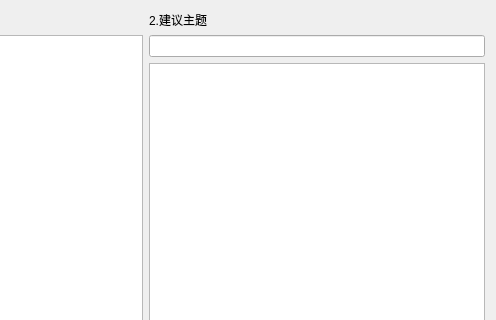
Qt form Bodystat/ui/assigndownloadwidget.ui (hym-dn/Bodystat) before a commit; both pictures show x 204 to 700 and y 0 to 320 of the 700 by 500 pixel window.
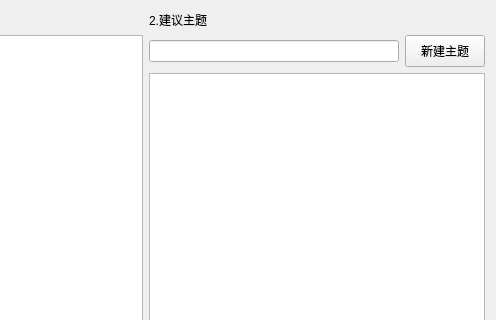
The same form after that commit.

Commit message: 【分配】界面增加【新建主题】功能。

What changed in the file:
```diff
--- a/Bodystat/ui/assigndownloadwidget.ui
+++ b/Bodystat/ui/assigndownloadwidget.ui
@@ -60,7 +60,36 @@
       </widget>
      </item>
      <item>
-      <widget class="QLineEdit" name="_filterLineEdit"/>
+      <layout class="QHBoxLayout" name="horizontalLayout_3">
+       <property name="leftMargin">
+        <number>0</number>
+       </property>
+       <property name="topMargin">
+        <number>0</number>
+       </property>
+       <property name="rightMargin">
+        <number>0</number>
+       </property>
+       <property name="bottomMargin">
+        <number>0</number>
+       </property>
+       <item>
+        <widget class="QLineEdit" name="_filterLineEdit"/>
+       </item>
+       <item>
+        <widget class="QPushButton" name="_newSubjPushButton">
+         <property name="minimumSize">
+          <size>
+           <width>0</width>
+           <height>32</height>
+          </size>
+         </property>
+         <property name="text">
+          <string>新建主题</string>
+         </property>
+        </widget>
+       </item>
+      </layout>
      </item>
      <item>
       <widget class="QListView" name="_subjListView"/>
```
The commit also changes 10 other files.
